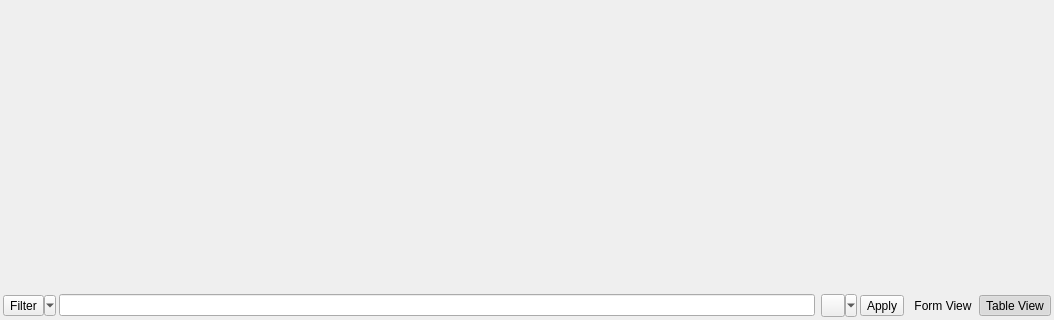
First picture: the form in src/ui/qgsattributetabledialog.ui, repository qgis/QGIS, before the edit; both pictures show x 0 to 1054 and y 250 to 570 of the 1054 by 570 pixel window.
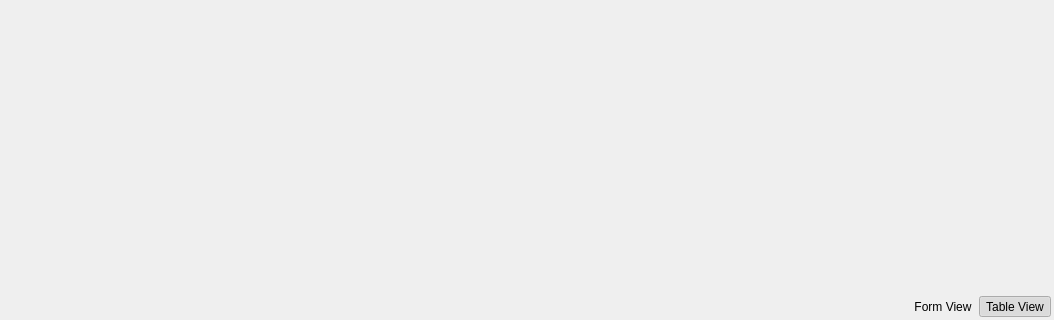
Second picture: the form after the edit. Icons and pictures are not drawn. Custom widgets are drawn as their Qt base class.

Commit message: [FEATURE][needs-docs] Add feature filtering and selection actions in feature selection dialog

```diff
--- a/src/ui/qgsattributetabledialog.ui
+++ b/src/ui/qgsattributetabledialog.ui
@@ -114,81 +114,14 @@
      <property name="bottomMargin">
       <number>3</number>
      </property>
-     <item>
-      <widget class="QToolButton" name="mFilterButton">
-       <property name="toolTip">
-        <string>The filter defines which features are currently shown in the list or on the table</string>
-       </property>
-       <property name="text">
-        <string>Filter</string>
-       </property>
-       <property name="icon">
-        <iconset resource="../../images/images.qrc">
-         <normaloff>:/images/themes/default/mActionFilter.svg</normaloff>:/images/themes/default/mActionFilter.svg</iconset>
-       </property>
-       <property name="popupMode">
-        <enum>QToolButton::MenuButtonPopup</enum>
-       </property>
-       <property name="toolButtonStyle">
-        <enum>Qt::ToolButtonTextBesideIcon</enum>
-       </property>
-      </widget>
-     </item>
-     <item>
-      <widget class="QWidget" name="mFilterContainer" native="true">
-       <layout class="QGridLayout" name="mFilterLayout">
-        <property name="sizeConstraint">
-         <enum>QLayout::SetDefaultConstraint</enum>
-        </property>
-        <property name="leftMargin">
-         <number>0</number>
-        </property>
-        <property name="topMargin">
-         <number>0</number>
-        </property>
-        <property name="rightMargin">
-         <number>0</number>
-        </property>
-        <property name="bottomMargin">
-         <number>0</number>
-        </property>
-        <item row="0" column="0">
-         <widget class="QgsFilterLineEdit" name="mFilterQuery"/>
-        </item>
-        <item row="0" column="1">
-         <widget class="QToolButton" name="mStoreFilterExpressionButton">
-          <property name="text">
-           <string/>
-          </property>
-          <property name="checkable">
-           <bool>false</bool>
-          </property>
-          <property name="popupMode">
-           <enum>QToolButton::MenuButtonPopup</enum>
-          </property>
-         </widget>
-        </item>
-       </layout>
-      </widget>
-     </item>
-     <item>
-      <widget class="QToolButton" name="mApplyFilterButton">
-       <property name="toolTip">
-        <string>Filters the visible features according to the current filter selection and filter string.</string>
-       </property>
-       <property name="text">
-        <string>Apply</string>
-       </property>
-       <property name="toolButtonStyle">
-        <enum>Qt::ToolButtonTextOnly</enum>
-       </property>
-      </widget>
-     </item>
      <item>
       <layout class="QHBoxLayout" name="horizontalLayout_2">
        <property name="spacing">
         <number>0</number>
        </property>
+       <item>
+        <widget class="QgsFeatureFilterWidget" name="mFeatureFilterWidget" native="true"/>
+       </item>
        <item>
         <widget class="QToolButton" name="mAttributeViewButton">
          <property name="toolTip">
@@ -715,17 +648,17 @@
   </action>
  </widget>
  <customwidgets>
+  <customwidget>
+   <class>QgsFieldComboBox</class>
+   <extends>QComboBox</extends>
+   <header>qgsfieldcombobox.h</header>
+  </customwidget>
   <customwidget>
    <class>QgsFieldExpressionWidget</class>
    <extends>QWidget</extends>
    <header>qgsfieldexpressionwidget.h</header>
    <container>1</container>
   </customwidget>
-  <customwidget>
-   <class>QgsFilterLineEdit</class>
-   <extends>QLineEdit</extends>
-   <header>qgsfilterlineedit.h</header>
-  </customwidget>
   <customwidget>
    <class>QgsDualView</class>
    <extends>QStackedWidget</extends>
@@ -733,9 +666,10 @@
    <container>1</container>
   </customwidget>
   <customwidget>
-   <class>QgsFieldComboBox</class>
-   <extends>QComboBox</extends>
-   <header>qgsfieldcombobox.h</header>
+   <class>QgsFeatureFilterWidget</class>
+   <extends>QWidget</extends>
+   <header>qgsfeaturefilterwidget.h</header>
+   <container>1</container>
   </customwidget>
  </customwidgets>
  <tabstops>
```
Left out of the diff: 117 changed lines with no effect on the pictures. The commit also changes 10 other files.
